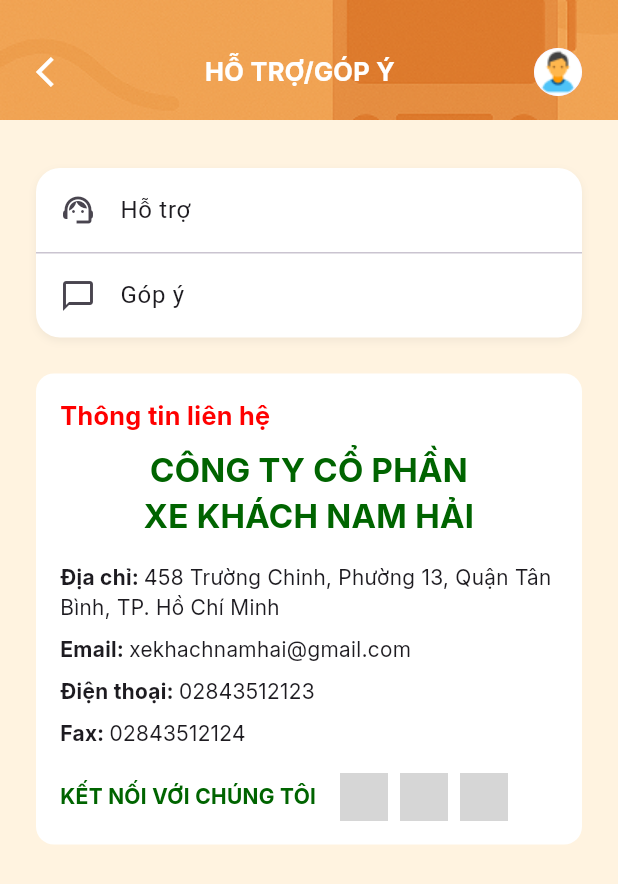
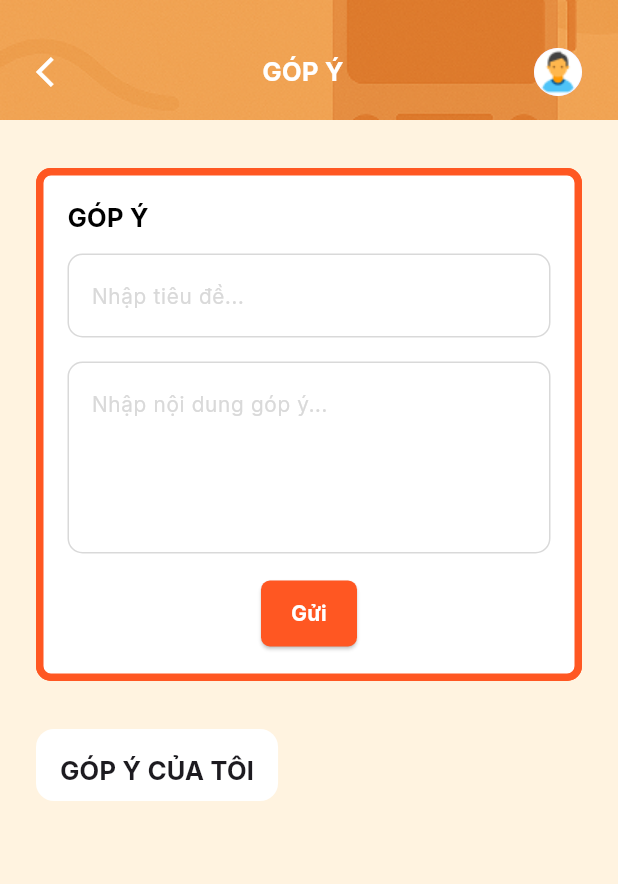
Before and after one commit to BaoNguyen20040407/MobileNC_AppBanVeXe_Web, a Flutter app: the SupportAndFeedback screen opened directly, after a tap on "Góp ý", on a phone screen of 412 x 824 dp. Shown: the top 884 px of the screen. Run offline on Flutter 3.47's test engine with Material 3 defaults, Android fonts, the phone set to English and light mode, and no system bars; our stand-ins replace image_picker, shared_preferences; accounts and stored records are empty; network calls fail; grey boxes are pictures that could not be loaded.

Commit message:
Bảo - Tính năng góp ý

```diff
--- /dev/null
+++ b/assets/data/feedback.json
@@ -0,0 +1,10 @@
+[
+    {
+      "question": "Ứng dụng chạy chậm trên điện thoại cũ",
+      "answer": "Cảm ơn bạn đã góp ý. Chúng tôi sẽ tối ưu hiệu suất trong phiên bản tiếp theo."
+    },
+    {
+      "question": "Giao diện chưa thân thiện",
+      "answer": "Chúng tôi ghi nhận và sẽ cải thiện giao diện người dùng trong các bản cập nhật sau."
+    }
+  ]
--- /dev/null
+++ b/lib/view/support_and_feedback/feedback/feedback.dart
@@ -0,0 +1,218 @@
+import 'package:flutter/material.dart';
+import 'package:shared_preferences/shared_preferences.dart';
+import 'package:giao_dien_1/widget/appbar_profile.dart';
+import 'package:giao_dien_1/config/default.dart';
+import 'package:giao_dien_1/view/support_and_feedback/feedback/feedback_answer.dart';
+import 'package:giao_dien_1/view/support_and_feedback/feedback/feedback_loading.dart';
+
+class FeedbackPage extends StatefulWidget {
+  const FeedbackPage({super.key});
+
+  @override
+  State<FeedbackPage> createState() => _FeedbackPageState();
+}
+
+class _FeedbackPageState extends State<FeedbackPage> {
+  final _titleController = TextEditingController();
+  final _contentController = TextEditingController();
+
+  List<String> _myFeedbacks = [];
+
+  @override
+  void initState() {
+    super.initState();
+    _loadSavedFeedbacks();
+  }
+
+  Future<void> _loadSavedFeedbacks() async {
+    final prefs = await SharedPreferences.getInstance();
+    setState(() {
+      _myFeedbacks = prefs.getStringList('my_feedbacks') ?? [];
+    });
+  }
+
+  Future<void> _addNewFeedback(String title) async {
+    final prefs = await SharedPreferences.getInstance();
+    _myFeedbacks.insert(0, title);
+    await prefs.setStringList('my_feedbacks', _myFeedbacks);
+    setState(() {
+      _titleController.clear();
+      _contentController.clear();
+    });
+  }
+
+  @override
+  Widget build(BuildContext context) {
+    return Scaffold(
+      backgroundColor: AppColors.softOrangeBackground,
+      appBar: AppBarProfile(title: 'GÓP Ý'),
+      body: SingleChildScrollView(
+        padding: const EdgeInsets.fromLTRB(24, 32, 24, 32),
+        child: Column(
+          crossAxisAlignment: CrossAxisAlignment.start,
+          children: [
+            _buildFeedbackForm(),
+            const SizedBox(height: 32),
+            _buildFeedbackList(),
+          ],
+        ),
+      ),
+    );
+  }
+
+  Widget _buildFeedbackForm() {
+    return Container(
+      padding: const EdgeInsets.all(16),
+      decoration: BoxDecoration(
+        color: Colors.white,
+        borderRadius: BorderRadius.circular(10),
+        border: Border.all(color: AppColors.mainOrange, width: 5),
+        boxShadow: [
+          BoxShadow(
+            color: AppColors.mainOrange,
+            offset: Offset(0, 0),
+            blurRadius: 0,
+          ),
+        ],
+      ),
+      child: Column(
+        crossAxisAlignment: CrossAxisAlignment.start,
+        children: [
+          const Text(
+            'GÓP Ý',
+            style: TextStyle(
+              fontSize: 17,
+              fontWeight: FontWeight.bold,
+              color: AppColors.black,
+              fontFamily: 'Inter',
+            ),
+          ),
+          const SizedBox(height: 12),
+          TextField(
+            controller: _titleController,
+            cursorColor: AppColors.mainOrange,
+            decoration: _buildInputDecoration('Nhập tiêu đề...'),
+          ),
+          const SizedBox(height: 16),
+          TextField(
+            controller: _contentController,
+            maxLines: 4,
+            cursorColor: AppColors.mainOrange,
+            decoration: _buildInputDecoration('Nhập nội dung góp ý...'),
+          ),
+          const SizedBox(height: 16),
+          Center(
+            child: ElevatedButton(
+              onPressed: () async {
+                String title = _titleController.text.trim();
+                if (title.isNotEmpty) {
+                  await _addNewFeedback(title);
+                  Navigator.push(context, MaterialPageRoute(builder: (_) => LoadingPage()));
+                }
+              },
+              style: ElevatedButton.styleFrom(
+                backgroundColor: AppColors.mainOrange,
+                padding: const EdgeInsets.symmetric(vertical: 12, horizontal: 20),
+                shape: RoundedRectangleBorder(borderRadius: BorderRadius.circular(6)),
+              ),
+              child: const Text(
+                'Gửi',
+                style: TextStyle(
+                  color: Colors.white,
+                  fontWeight: FontWeight.bold,
+                  fontSize: 14,
+                  fontFamily: 'Inter',
+                ),
+              ),
+            ),
+          ),
+        ],
+      ),
+    );
+  }
+
+  InputDecoration _buildInputDecoration(String hint) {
+    return InputDecoration(
+      hintText: hint,
+      hintStyle: const TextStyle(
+        color: AppColors.greyLight,
+        fontFamily: 'Inter',
+        fontSize: 14,
+      ),
+      filled: true,
+      fillColor: Colors.white,
+      hoverColor: Colors.transparent,
+      border: OutlineInputBorder(
+        borderRadius: BorderRadius.circular(10),
+        borderSide: const BorderSide(color: AppColors.greyLight),
+      ),
+      enabledBorder: OutlineInputBorder(
+        borderRadius: BorderRadius.circular(10),
+        borderSide: const BorderSide(color: AppColors.greyLight),
+      ),
+      focusedBorder: OutlineInputBorder(
+        borderRadius: BorderRadius.circular(10),
+        borderSide: const BorderSide(color: AppColors.greyLight),
+      ),
+    );
+  }
+
+  Widget _buildFeedbackList() {
+    return Container(
+      margin: const EdgeInsets.only(bottom: 24),
+      decoration: BoxDecoration(
+        color: Colors.white,
+        borderRadius: BorderRadius.circular(12),
+      ),
+      child: Column(
+        crossAxisAlignment: CrossAxisAlignment.start,
+        children: [
+          const Padding(
+            padding: EdgeInsets.fromLTRB(16, 16, 16, 8),
+            child: Text(
+              'GÓP Ý CỦA TÔI',
+              style: TextStyle(
+                fontWeight: FontWeight.bold,
+                fontSize: 17,
+                fontFamily: 'Inter',
+              ),
+            ),
+          ),
+          ..._myFeedbacks.map((feedback) {
+            return Column(
+              children: [
+                InkWell(
+                  onTap: () {
+                    Navigator.push(
+                      context,
+                      MaterialPageRoute(
+                        builder: (_) => FeedbackAnswerPage(question: feedback),
+                      ),
+                    );
+                  },
+                  child: Padding(
+                    padding: const EdgeInsets.symmetric(horizontal: 16, vertical: 14),
+                    child: Row(
+                      children: [
+                        const Icon(Icons.feedback_outlined, color: Colors.black),
+                        const SizedBox(width: 12),
+                        Expanded(
+                          child: Text(
+                            feedback,
+                            style: const TextStyle(fontSize: 14, fontFamily: 'Inter'),
+                          ),
+                        ),
+                        const Icon(Icons.arrow_forward_ios, size: 14),
+                      ],
+                    ),
+                  ),
+                ),
+                const Divider(height: 1, thickness: 0.5, color: Colors.black12),
+              ],
+            );
+          }).toList(),
+        ],
+      ),
+    );
+  }
+}
--- a/lib/view/support/support.dart
+++ b/lib/view/support_and_feedback/support/support.dart
@@ -1,7 +1,7 @@
 import 'package:flutter/material.dart';
 import 'package:shared_preferences/shared_preferences.dart';
-import 'package:giao_dien_1/view/support/support_answer_page.dart';
-import 'package:giao_dien_1/view/support/support_loading.dart';
+import 'package:giao_dien_1/view/support_and_feedback/support/support_answer_page.dart';
+import 'package:giao_dien_1/view/support_and_feedback/support/support_loading.dart';
 import 'package:giao_dien_1/widget/appbar_profile.dart';
 import 'package:giao_dien_1/config/default.dart';
 
--- a/lib/view/support/support_loading.dart
+++ b/lib/view/support_and_feedback/support/support_loading.dart
@@ -1,6 +1,6 @@
 import 'package:flutter/material.dart';
 import 'package:giao_dien_1/widget/appbar_profile.dart';
-import 'package:giao_dien_1/view/support/support_success.dart';
+import 'package:giao_dien_1/view/support_and_feedback/support/support_success.dart';
 import 'package:giao_dien_1/config/default.dart';
 
 class LoadingPage extends StatefulWidget {
--- a/lib/view/support/support_success.dart
+++ b/lib/view/support_and_feedback/support/support_success.dart
@@ -13,7 +13,7 @@
           mainAxisAlignment: MainAxisAlignment.center,
           children: [
             Icon(Icons.check_circle,
-                size: 80, color: Color(0xFFFF5722)),
+                size: 80, color: AppColors.mainOrange),
             SizedBox(height: 32),
             Text(
               'Đặt câu hỏi thành công',
--- a/lib/view/support_and_feedback/support_and_feedback.dart
+++ b/lib/view/support_and_feedback/support_and_feedback.dart
@@ -3,7 +3,8 @@
 import 'package:shared_preferences/shared_preferences.dart';
 import 'package:giao_dien_1/config/default.dart';
 import 'package:url_launcher/url_launcher.dart';
-import 'package:giao_dien_1/view/support/support.dart';
+import 'package:giao_dien_1/view/support_and_feedback/support/support.dart';
+import 'package:giao_dien_1/view/support_and_feedback/feedback/feedback.dart';
 
 class SupportAndFeedback extends StatefulWidget {
   const SupportAndFeedback({super.key});
@@ -57,7 +58,13 @@
                       leading: const Icon(Icons.chat_bubble_outline),
                       title: const Text('Góp ý'),
                       onTap: () {
-                        // TODO: Chuyển sang trang Góp ý
+                        Navigator.push(
+                          context,
+                          MaterialPageRoute(
+                            builder: (context) => FeedbackPage(),
+                            settings: const RouteSettings(name: '/feedback'),
+                          ),
+                        );
                       },
                     ),
                   ],
```
Also changed, not shown: lib/view/support_and_feedback/feedback/feedback_answer.dart (added, +195 -0 lines), lib/view/support_and_feedback/feedback/feedback_loading.dart (added, +49 -0 lines), lib/view/support_and_feedback/feedback/feedback_success.dart (added, +63 -0 lines), lib/view/support_and_feedback/support/support_answer_page.dart (renamed from lib/view/support/support_answer_page.dart).
